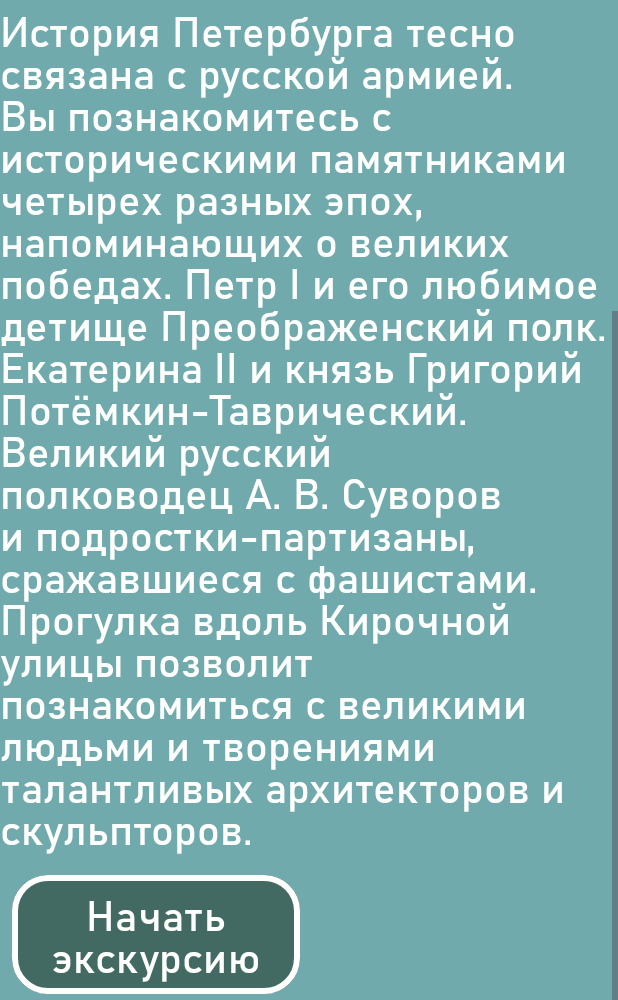
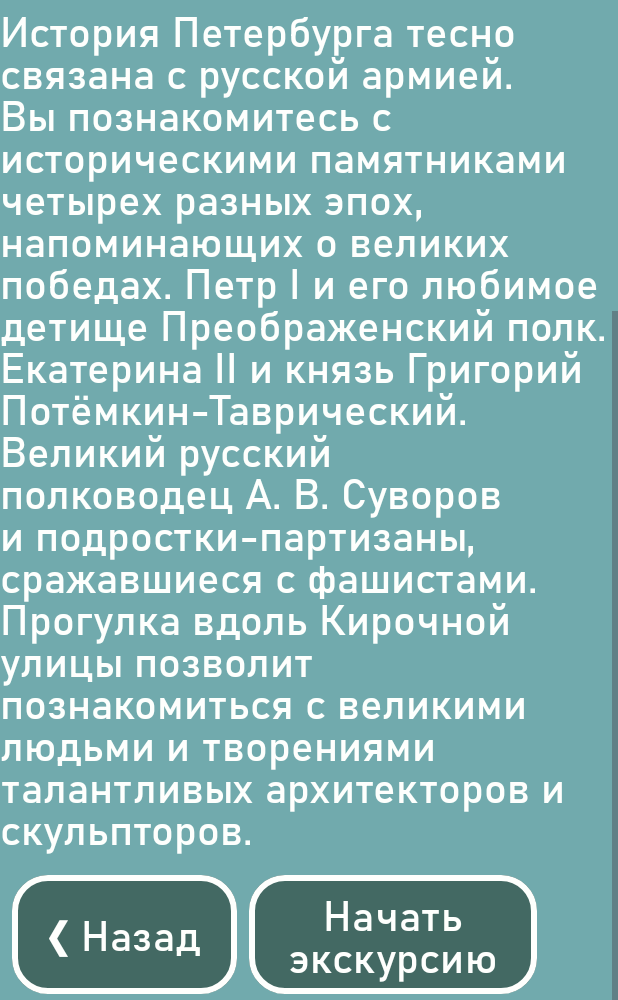
Before and after one commit to VODKA-EYE/ExcursionHelper, an Android app: the ExcursionPreview screen opened directly, with no data from a screen before it, scrolled down 374 dp, on a phone screen of 412 x 824 dp, the part 236-1236 px from its top. Run offline under Robolectric (Android 15) with nearby library versions, the light colour scheme and no system bars; libraries missing offline, so code that uses them is left out: com.github.chrisbanes.photoview; plain views replace PhotoView; 2 statements that could not run were skipped.

Commit message:
update JSON file, add images (excursion 1 and 3)

```diff
--- a/app/src/main/java/com/example/excursionhelper/ExcursionPreview.java
+++ b/app/src/main/java/com/example/excursionhelper/ExcursionPreview.java
@@ -17,7 +17,7 @@ import java.util.ArrayList;
 public class ExcursionPreview extends AppCompatActivity
 {
   TextView titleTextView, descriptionTextView;
-  Button goToExcursion;
+  Button goToExcursion, goToMenu;
   PhotoView mapPhoto;
   Integer excursionId;
   @Override
@@ -41,7 +41,11 @@ public class ExcursionPreview extends AppCompatActivity
       intent2.putExtra("excursionId", excursionId);
       startActivity(intent2);
     });
-
+    goToMenu = findViewById(R.id.goto_mainmenu_button);
+    goToMenu.setOnClickListener(view ->
+    {
+      finish();
+    });
   }
 
   private void LoadText()
--- a/app/src/main/java/com/example/excursionhelper/MainActivity.java
+++ b/app/src/main/java/com/example/excursionhelper/MainActivity.java
@@ -4,10 +4,12 @@ import androidx.appcompat.app.AppCompatActivity;
 
 import android.content.Context;
 import android.content.SharedPreferences;
+import android.graphics.Typeface;
 import android.os.Bundle;
 import android.text.SpannableString;
 import android.text.Spanned;
 import android.text.style.ForegroundColorSpan;
+import android.text.style.StyleSpan;
 import android.widget.ListView;
 import android.widget.TextView;
 import com.example.excursionhelper.adapters.ExcursionListAdapter;
@@ -50,8 +52,10 @@ public class MainActivity extends AppCompatActivity
 
     ForegroundColorSpan fcsYellow = new ForegroundColorSpan(getResources().getColor(R.color.yellow));
     ForegroundColorSpan fcsYellow2 = new ForegroundColorSpan(getResources().getColor(R.color.yellow));
+    StyleSpan boldSpan = new StyleSpan(Typeface.BOLD);
     ss.setSpan(fcsYellow, 0,7, Spanned.SPAN_EXCLUSIVE_INCLUSIVE);
-    ss.setSpan(fcsYellow2, 11,12, Spanned.SPAN_INCLUSIVE_INCLUSIVE);
+    ss.setSpan(fcsYellow2, 11,13, Spanned.SPAN_INCLUSIVE_INCLUSIVE);
+    ss.setSpan(boldSpan, 11,13, Spanned.SPAN_INCLUSIVE_INCLUSIVE);
     title_textview.setText(ss);
   }
 
--- a/app/src/main/res/layout/activity_excursion_preview.xml
+++ b/app/src/main/res/layout/activity_excursion_preview.xml
@@ -49,11 +49,24 @@
         android:id="@+id/descriptionTextView"
         android:text="ОПИСАНИЕ ОПИСАНИЕ ОПИСАНИЕ ОПИСАНИЕ ОПИСАНИЕ ОПИСАНИЕ ОПИСАНИЕ ОПИСАНИЕ ОПИСАНИЕ ОПИСАНИЕ ОПИСАНИЕ ОПИСАНИЕ ОПИСАНИЕ "
         style="@style/NormalText"/>
+      <LinearLayout
+        android:layout_marginStart="8dp"
+        android:layout_marginTop="8dp"
+        android:layout_width="wrap_content"
+        android:layout_height="wrap_content"
+        android:orientation="horizontal">
+        <Button
+          android:layout_width="wrap_content"
+          android:layout_height="match_parent"
+          android:id="@+id/goto_mainmenu_button"
+          app:strokeColor="@color/slightly_dark_white"
+          app:cornerRadius="24dp"
+          app:strokeWidth="4dp"
+          android:text="@string/return_button_text"
+          style="@style/ButtonWithText"
+          />
         <Button
           android:layout_marginStart="8dp"
-        android:layout_marginTop="8dp"
-        android:layout_column="1"
-        android:layout_columnSpan="2"
           android:id="@+id/begin_excursion_button"
           android:layout_width="192dp"
           android:layout_height="wrap_content"
@@ -63,5 +76,6 @@
           android:text="@string/begin_excursion_button_text"
           style="@style/ButtonWithText"/>
       </LinearLayout>
+    </LinearLayout>
   </ScrollView>
 </LinearLayout>
--- a/app/src/main/res/values/strings.xml
+++ b/app/src/main/res/values/strings.xml
@@ -1,8 +1,8 @@
 <resources>
   <string name="app_name">ГОРОД: Дома@люДи</string>
-  <string name="title_p1">ГОРОД: Дома⏅люДи</string>
+  <string name="title_p1">ГОРОД: Дома𓊝люДи</string>
   <string name="title_p2">Экскурсии в картинках</string>
-  <string name="return_button_text">❮ В меню</string>
+  <string name="return_button_text">❮ Назад</string>
   <string name="begin_excursion_button_text">Начать\nэкскурсию</string>
 
 </resources>
```
Also changed, not shown: app/src/main/assets/Excursions.json (+91 -6 lines), app/src/main/java/com/example/excursionhelper/ExcursionMainActivity.java (+6 -6 lines), app/src/main/res/layout/activity_excursion_main.xml (+12 -0 lines), 1 other file. Lines whose indentation alone changed are shown as unchanged.
